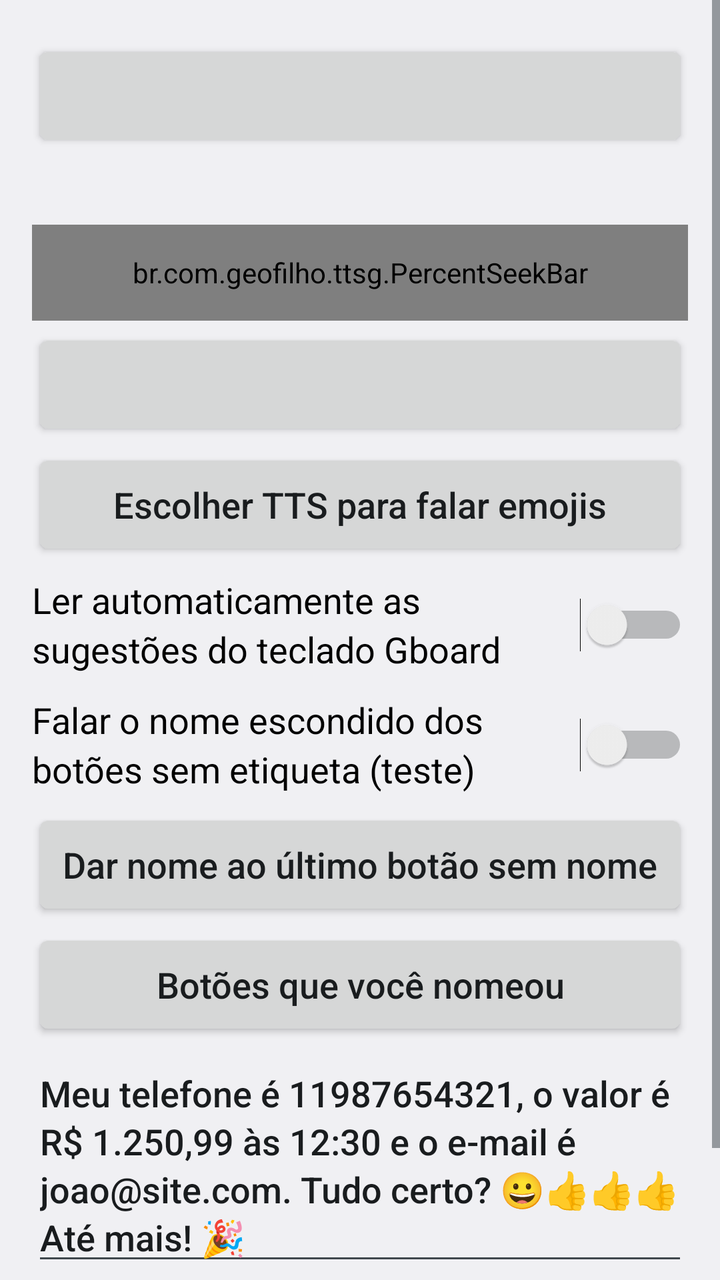
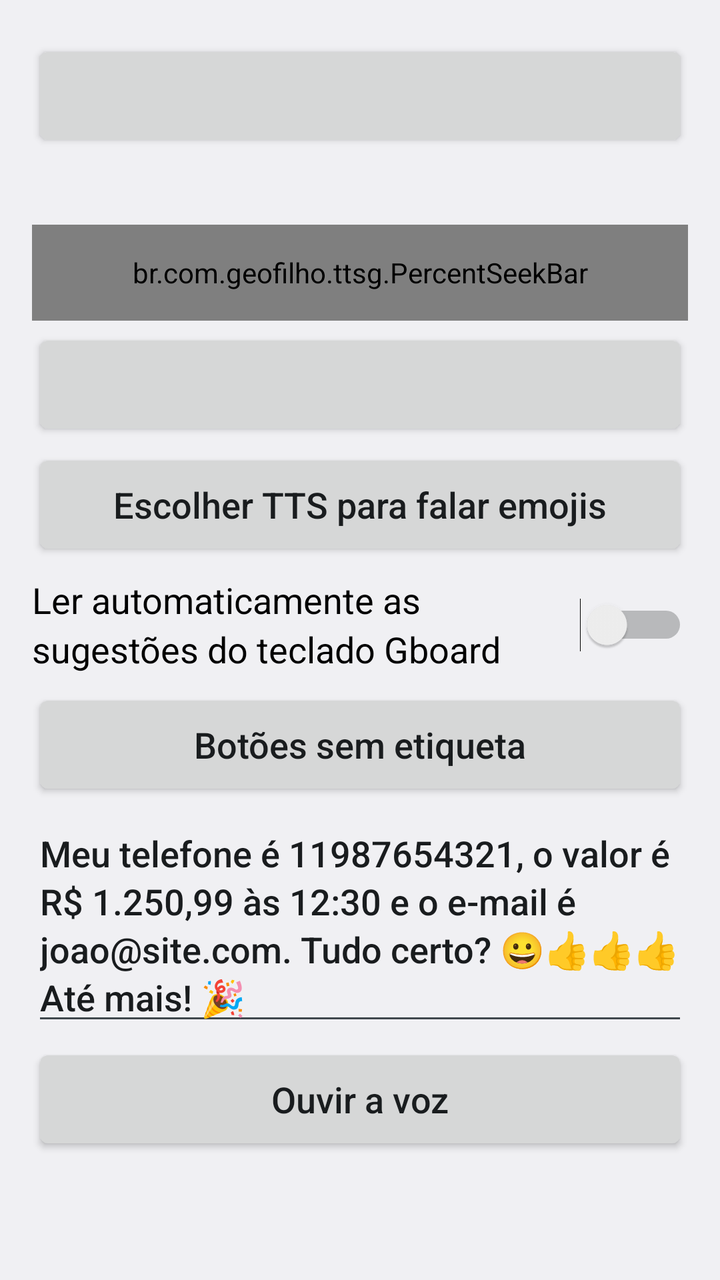

Before-and-after screenshots of an Android layout around one commit, followed by the original layout XML and the change that was made.
<!-- AndroidManifest.xml: application theme AppTheme -->
<!-- res/layout/activity_numbers.xml -->
<?xml version="1.0" encoding="utf-8"?>
<ScrollView xmlns:android="http://schemas.android.com/apk/res/android"
    android:layout_width="match_parent"
    android:layout_height="match_parent"
    android:fillViewport="true">

    <LinearLayout
        android:layout_width="match_parent"
        android:layout_height="wrap_content"
        android:orientation="vertical"
        android:padding="16dp">

        <Button
            android:id="@+id/btn_numbers"
            style="@style/Row" />

        <TextView
            android:id="@+id/lbl_number_rate"
            style="@style/SliderLabel" />

        <br.com.geofilho.ttsg.PercentSeekBar
            android:id="@+id/seek_number_rate"
            style="@style/Slider" />

        <Button
            android:id="@+id/btn_punctuation"
            style="@style/Row" />

        <Button
            android:id="@+id/btn_emoji"
            style="@style/Row"
            android:text="@string/emoji_voice" />

        <Switch
            android:id="@+id/switch_gboard"
            style="@style/Row"
            android:text="@string/gboard_switch" />

        <Switch
            android:id="@+id/switch_unlabeled"
            style="@style/Row"
            android:text="@string/unlabeled_switch" />

        <Button
            android:id="@+id/btn_name_button"
            style="@style/Row"
            android:text="@string/name_button_open" />

        <Button
            android:id="@+id/btn_named_list"
            style="@style/Row"
            android:text="@string/name_button_list" />

        <EditText
            android:id="@+id/edit_test"
            style="@style/Row"
            android:hint="@string/hint_test_text"
            android:importantForAutofill="no"
            android:inputType="textMultiLine|textCapSentences"
            android:text="@string/numbers_test_text" />

        <Button
            android:id="@+id/btn_test"
            style="@style/Row"
            android:text="@string/listen" />
    </LinearLayout>
</ScrollView>
<!-- resources referenced by this layout -->
<resources>
  <string name="emoji_voice">Escolher TTS para falar emojis</string>
  <string name="gboard_switch">Ler automaticamente as sugestões do teclado Gboard</string>
  <string name="hint_test_text">Texto para testar a voz</string>
  <string name="listen">Ouvir a voz</string>
  <string name="name_button_list">Botões que você nomeou</string>
  <string name="name_button_open">Dar nome ao último botão sem nome</string>
  <string name="numbers_test_text">Meu telefone é 11987654321, o valor é R$ 1.250,99 às 12:30 e o e-mail é joao@site.com. Tudo certo? 😀👍👍👍 Até mais! 🎉</string>
  <string name="unlabeled_switch">Falar o nome escondido dos botões sem etiqueta (teste)</string>
  <style name="Row">
          <item name="android:layout_width">match_parent</item>
          <item name="android:layout_height">wrap_content</item>
          <item name="android:minHeight">56dp</item>
          <item name="android:layout_marginTop">4dp</item>
          
          <item name="android:textSize">18sp</item>
          <item name="android:textAllCaps">false</item>
          <item name="android:lineSpacingMultiplier">1.15</item>
          <item name="android:textColorHint">?android:attr/textColorSecondary</item>
      </style>
  <style name="Slider">
          <item name="android:layout_width">match_parent</item>
          <item name="android:layout_height">48dp</item>
          <item name="android:max">100</item>
      </style>
  <style name="SliderLabel">
          <item name="android:layout_width">match_parent</item>
          <item name="android:layout_height">wrap_content</item>
          <item name="android:layout_marginTop">12dp</item>
          <item name="android:textSize">18sp</item>
          <item name="android:lineSpacingMultiplier">1.15</item>
          <item name="android:importantForAccessibility">no</item>
      </style>
  <style name="AppTheme" parent="android:Theme.Material.Light.DarkActionBar" />
</resources>

<!-- the commit's change to res/layout/activity_numbers.xml (unified diff, before → after) -->
@@ -36,20 +36,10 @@
             style="@style/Row"
             android:text="@string/gboard_switch" />
 
-        <Switch
-            android:id="@+id/switch_unlabeled"
+        <Button
+            android:id="@+id/btn_unlabeled"
             style="@style/Row"
-            android:text="@string/unlabeled_switch" />
-
-        <Button
-            android:id="@+id/btn_name_button"
-            style="@style/Row"
-            android:text="@string/name_button_open" />
-
-        <Button
-            android:id="@+id/btn_named_list"
-            style="@style/Row"
-            android:text="@string/name_button_list" />
+            android:text="@string/unlabeled_page" />
 
         <EditText
             android:id="@+id/edit_test"
<!-- resource entries referenced after the edit -->
@@ -4,10 +4,8 @@
   <string name="gboard_switch">Ler automaticamente as sugestões do teclado Gboard</string>
   <string name="hint_test_text">Texto para testar a voz</string>
   <string name="listen">Ouvir a voz</string>
-  <string name="name_button_list">Botões que você nomeou</string>
-  <string name="name_button_open">Dar nome ao último botão sem nome</string>
   <string name="numbers_test_text">Meu telefone é 11987654321, o valor é R$ 1.250,99 às 12:30 e o e-mail é joao@site.com. Tudo certo? 😀👍👍👍 Até mais! 🎉</string>
-  <string name="unlabeled_switch">Falar o nome escondido dos botões sem etiqueta (teste)</string>
+  <string name="unlabeled_page">Botões sem etiqueta</string>
   <style name="Row">
           <item name="android:layout_width">match_parent</item>
           <item name="android:layout_height">wrap_content</item>
